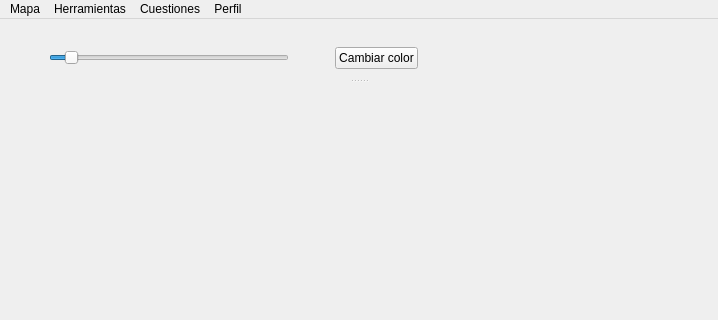
Before: the Qt Designer form mapa/mainwindow.ui in jorgecanut/mapaIHM, drawn with Qt 5; both pictures show x 0 to 718 and y 0 to 320 of the 718 by 516 pixel window.
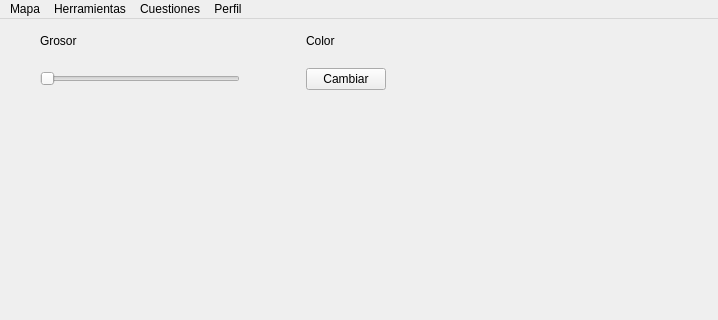
After: the same form once the commit is applied.

Patch:
```diff
--- a/mapa/mainwindow.ui
+++ b/mapa/mainwindow.ui
@@ -13,7 +13,126 @@
   <property name="windowTitle">
    <string>MainWindow</string>
   </property>
-  <widget class="QWidget" name="centralwidget"/>
+  <widget class="QWidget" name="centralwidget">
+   <widget class="QWidget" name="panelLapiz" native="true">
+    <property name="geometry">
+     <rect>
+      <x>0</x>
+      <y>0</y>
+      <width>446</width>
+      <height>71</height>
+     </rect>
+    </property>
+    <property name="sizePolicy">
+     <sizepolicy hsizetype="Minimum" vsizetype="Minimum">
+      <horstretch>0</horstretch>
+      <verstretch>0</verstretch>
+     </sizepolicy>
+    </property>
+    <layout class="QGridLayout" name="gridLayout">
+     <item row="2" column="3">
+      <widget class="QPushButton" name="botonColor2">
+       <property name="sizePolicy">
+        <sizepolicy hsizetype="Fixed" vsizetype="Fixed">
+         <horstretch>0</horstretch>
+         <verstretch>0</verstretch>
+        </sizepolicy>
+       </property>
+       <property name="minimumSize">
+        <size>
+         <width>75</width>
+         <height>0</height>
+        </size>
+       </property>
+       <property name="text">
+        <string>Cambiar</string>
+       </property>
+      </widget>
+     </item>
+     <item row="2" column="2">
+      <spacer name="horizontalSpacer_5">
+       <property name="orientation">
+        <enum>Qt::Orientation::Horizontal</enum>
+       </property>
+       <property name="sizeType">
+        <enum>QSizePolicy::Policy::Fixed</enum>
+       </property>
+       <property name="sizeHint" stdset="0">
+        <size>
+         <width>40</width>
+         <height>20</height>
+        </size>
+       </property>
+      </spacer>
+     </item>
+     <item row="2" column="4">
+      <spacer name="horizontalSpacer_6">
+       <property name="orientation">
+        <enum>Qt::Orientation::Horizontal</enum>
+       </property>
+       <property name="sizeType">
+        <enum>QSizePolicy::Policy::Maximum</enum>
+       </property>
+       <property name="sizeHint" stdset="0">
+        <size>
+         <width>40</width>
+         <height>20</height>
+        </size>
+       </property>
+      </spacer>
+     </item>
+     <item row="2" column="1">
+      <widget class="QSlider" name="sliderGrosor2">
+       <property name="sizePolicy">
+        <sizepolicy hsizetype="Fixed" vsizetype="Fixed">
+         <horstretch>0</horstretch>
+         <verstretch>0</verstretch>
+        </sizepolicy>
+       </property>
+       <property name="minimumSize">
+        <size>
+         <width>200</width>
+         <height>0</height>
+        </size>
+       </property>
+       <property name="orientation">
+        <enum>Qt::Orientation::Horizontal</enum>
+       </property>
+      </widget>
+     </item>
+     <item row="2" column="0">
+      <spacer name="horizontalSpacer_4">
+       <property name="orientation">
+        <enum>Qt::Orientation::Horizontal</enum>
+       </property>
+       <property name="sizeType">
+        <enum>QSizePolicy::Policy::Fixed</enum>
+       </property>
+       <property name="sizeHint" stdset="0">
+        <size>
+         <width>20</width>
+         <height>20</height>
+        </size>
+       </property>
+      </spacer>
+     </item>
+     <item row="1" column="1">
+      <widget class="QLabel" name="label">
+       <property name="text">
+        <string>Grosor</string>
+       </property>
+      </widget>
+     </item>
+     <item row="1" column="3">
+      <widget class="QLabel" name="label_2">
+       <property name="text">
+        <string>Color</string>
+       </property>
+      </widget>
+     </item>
+    </layout>
+   </widget>
+  </widget>
   <widget class="QMenuBar" name="menubar">
    <property name="geometry">
     <rect>
@@ -65,116 +184,6 @@
    <addaction name="menuPerfil"/>
   </widget>
   <widget class="QStatusBar" name="statusbar"/>
-  <widget class="QDockWidget" name="dockLapiz">
-   <property name="sizePolicy">
-    <sizepolicy hsizetype="Maximum" vsizetype="Minimum">
-     <horstretch>0</horstretch>
-     <verstretch>0</verstretch>
-    </sizepolicy>
-   </property>
-   <property name="minimumSize">
-    <size>
-     <width>457</width>
-     <height>57</height>
-    </size>
-   </property>
-   <property name="autoFillBackground">
-    <bool>false</bool>
-   </property>
-   <property name="features">
-    <set>QDockWidget::DockWidgetFeature::NoDockWidgetFeatures</set>
-   </property>
-   <property name="allowedAreas">
-    <set>Qt::DockWidgetArea::TopDockWidgetArea</set>
-   </property>
-   <attribute name="dockWidgetArea">
-    <number>4</number>
-   </attribute>
-   <widget class="QWidget" name="dockWidgetContents">
-    <layout class="QHBoxLayout" name="horizontalLayout_2">
-     <item>
-      <spacer name="horizontalSpacer_3">
-       <property name="orientation">
-        <enum>Qt::Orientation::Horizontal</enum>
-       </property>
-       <property name="sizeType">
-        <enum>QSizePolicy::Policy::Fixed</enum>
-       </property>
-       <property name="sizeHint" stdset="0">
-        <size>
-         <width>40</width>
-         <height>20</height>
-        </size>
-       </property>
-      </spacer>
-     </item>
-     <item>
-      <widget class="QSlider" name="sliderGrosor">
-       <property name="sizePolicy">
-        <sizepolicy hsizetype="Fixed" vsizetype="Fixed">
-         <horstretch>0</horstretch>
-         <verstretch>0</verstretch>
-        </sizepolicy>
-       </property>
-       <property name="minimumSize">
-        <size>
-         <width>240</width>
-         <height>0</height>
-        </size>
-       </property>
-       <property name="minimum">
-        <number>5</number>
-       </property>
-       <property name="maximum">
-        <number>50</number>
-       </property>
-       <property name="sliderPosition">
-        <number>8</number>
-       </property>
-       <property name="orientation">
-        <enum>Qt::Orientation::Horizontal</enum>
-       </property>
-      </widget>
-     </item>
-     <item>
-      <spacer name="horizontalSpacer">
-       <property name="orientation">
-        <enum>Qt::Orientation::Horizontal</enum>
-       </property>
-       <property name="sizeType">
-        <enum>QSizePolicy::Policy::Fixed</enum>
-       </property>
-       <property name="sizeHint" stdset="0">
-        <size>
-         <width>40</width>
-         <height>20</height>
-        </size>
-       </property>
-      </spacer>
-     </item>
-     <item>
-      <widget class="QPushButton" name="botonColor">
-       <property name="text">
-        <string>Cambiar color</string>
-       </property>
-      </widget>
-     </item>
-     <item>
-      <spacer name="horizontalSpacer_2">
-       <property name="orientation">
-        <enum>Qt::Orientation::Horizontal</enum>
-       </property>
-       <property name="sizeHint" stdset="0">
-        <size>
-         <width>40</width>
-         <height>20</height>
-        </size>
-       </property>
-      </spacer>
-     </item>
-    </layout>
-   </widget>
-  </widget>
   <action name="actionRegla">
    <property name="checkable">
     <bool>true</bool>
```
Left out of the diff: 4 changed lines with no effect on the pictures.
